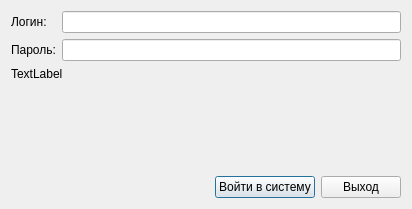
The window that src/loader/logindialog.ui (megakoko/m-system) describes before a commit, drawn with Qt 5.
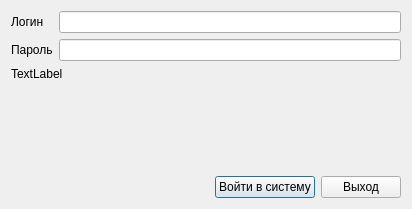
The same window after the commit.

Commit message: В диалоговых окнах убрал двоеточия в QLabel.

The edit to the form file:
```diff
--- a/src/loader/logindialog.ui
+++ b/src/loader/logindialog.ui
@@ -19,7 +19,7 @@
      <item row="0" column="0">
       <widget class="QLabel" name="label">
        <property name="text">
-        <string>Логин:</string>
+        <string>Логин</string>
        </property>
       </widget>
      </item>
@@ -36,7 +36,7 @@
      <item row="1" column="0">
       <widget class="QLabel" name="label_2">
        <property name="text">
-        <string>Пароль:</string>
+        <string>Пароль</string>
        </property>
       </widget>
      </item>
```
The commit also changes 2 other files.
